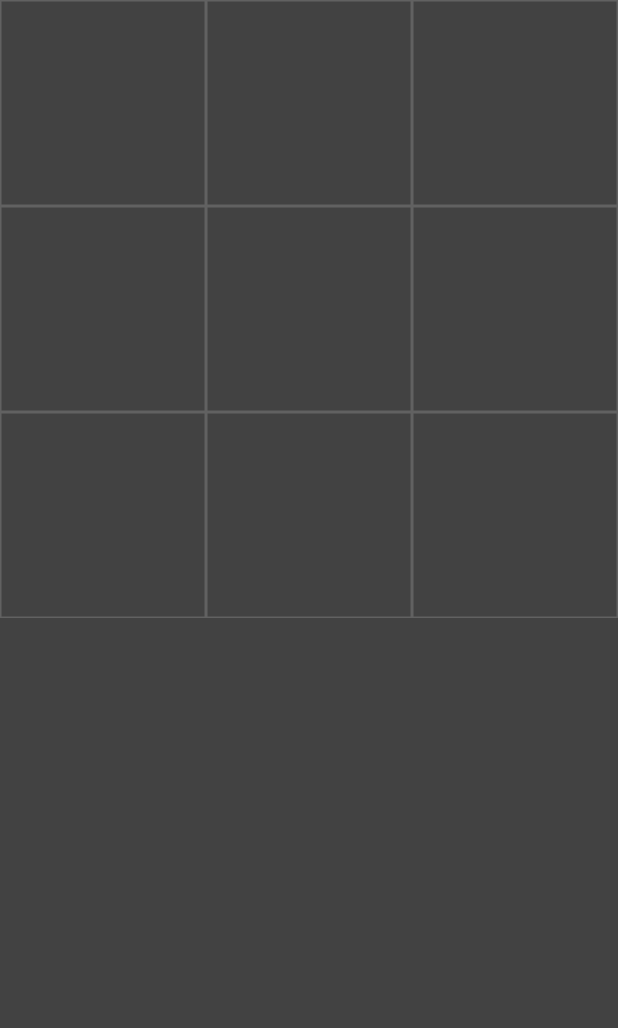
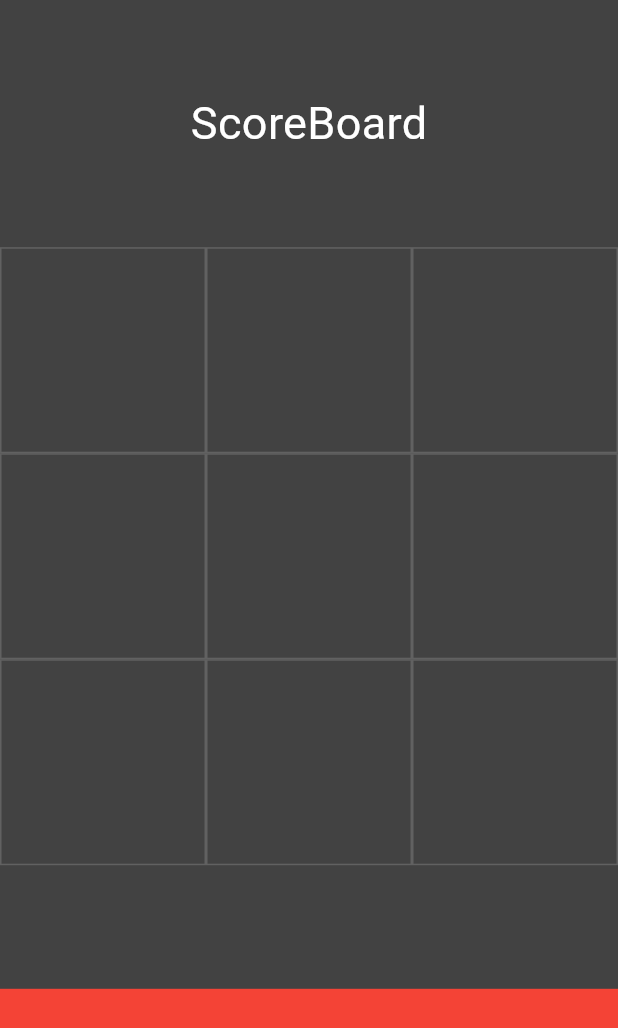
Before and after one commit to ArnabC27/tictactoe_flutter, a Flutter app: the screen it shows after launch, on a phone screen of 412 x 824 dp. Shown: the top 1028 px of the screen. Run offline on Flutter 3.47's test engine with Material 3 defaults, Android fonts, the phone set to English and light mode, and no system bars.

Commit message:
12.03.2024

```diff
--- a/lib/main.dart
+++ b/lib/main.dart
@@ -1,3 +1,4 @@
+import 'package:flutter/cupertino.dart';
 import 'package:flutter/material.dart';
 
 void main() {
@@ -32,7 +33,21 @@ class _HomePageState extends State<HomePage> {
   Widget build(BuildContext context) {
     return Scaffold(
       backgroundColor: Colors.grey.shade800,
-      body: GridView.builder(
+      body: Column(
+        children: [
+          Expanded(
+            child: Container(
+              child: const Center(
+                child: Text(
+                  'ScoreBoard',
+                  style: TextStyle(color: Colors.white, fontSize: 30),
+                ),
+              ),
+            ),
+          ),
+          Expanded(
+            flex: 3,
+            child: GridView.builder(
                 itemCount: 9,
                 gridDelegate: const SliverGridDelegateWithFixedCrossAxisCount(
                     crossAxisCount: 3),
@@ -54,14 +69,22 @@ class _HomePageState extends State<HomePage> {
                     ),
                   );
                 }),
+          ),
+          Expanded(
+            child: Container(
+              color: Colors.red,
+            ),
+          ),
+        ],
+      ),
     );
   }
 
   void _tapped(int index) {
     setState(() {
-      if (OTurn) {
+      if (OTurn && displayXO[index] == '') {
         displayXO[index] = 'O';
-      } else {
+      } else if (!OTurn && displayXO[index] == '') {
         displayXO[index] = 'X';
       }
       OTurn = !OTurn;
@@ -119,7 +142,6 @@ class _HomePageState extends State<HomePage> {
           return AlertDialog(
             title: Text('Winner is $winner'),
           );
-        }
-    );
+        });
   }
 }
```
Lines whose indentation alone changed are shown as unchanged.
